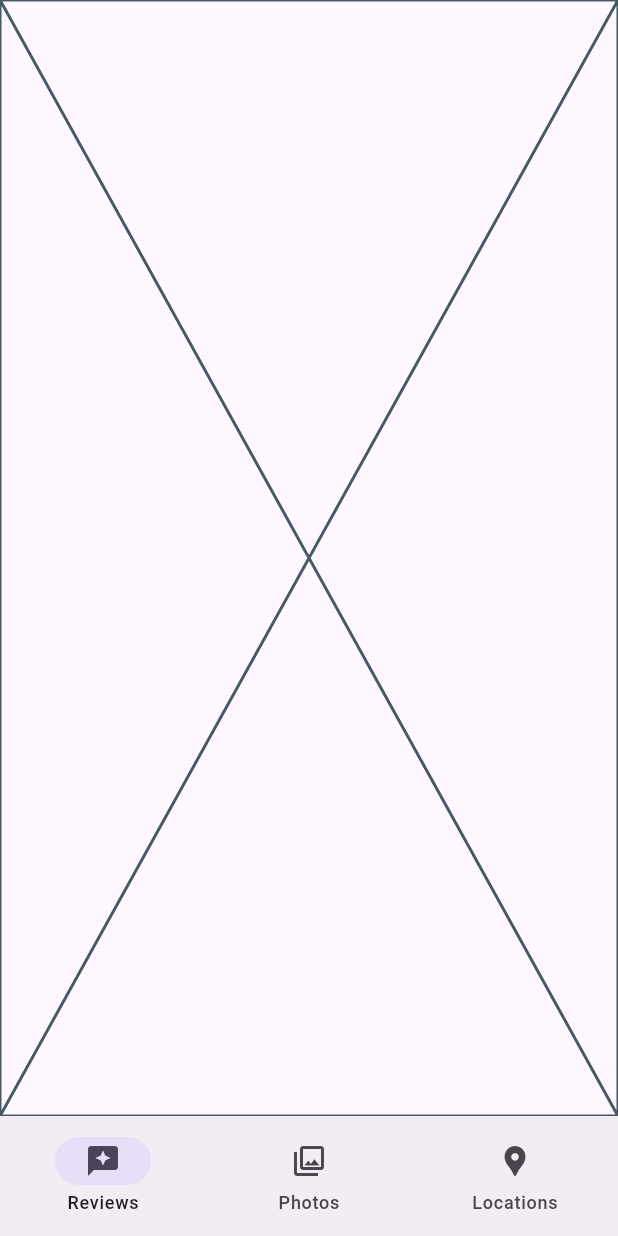
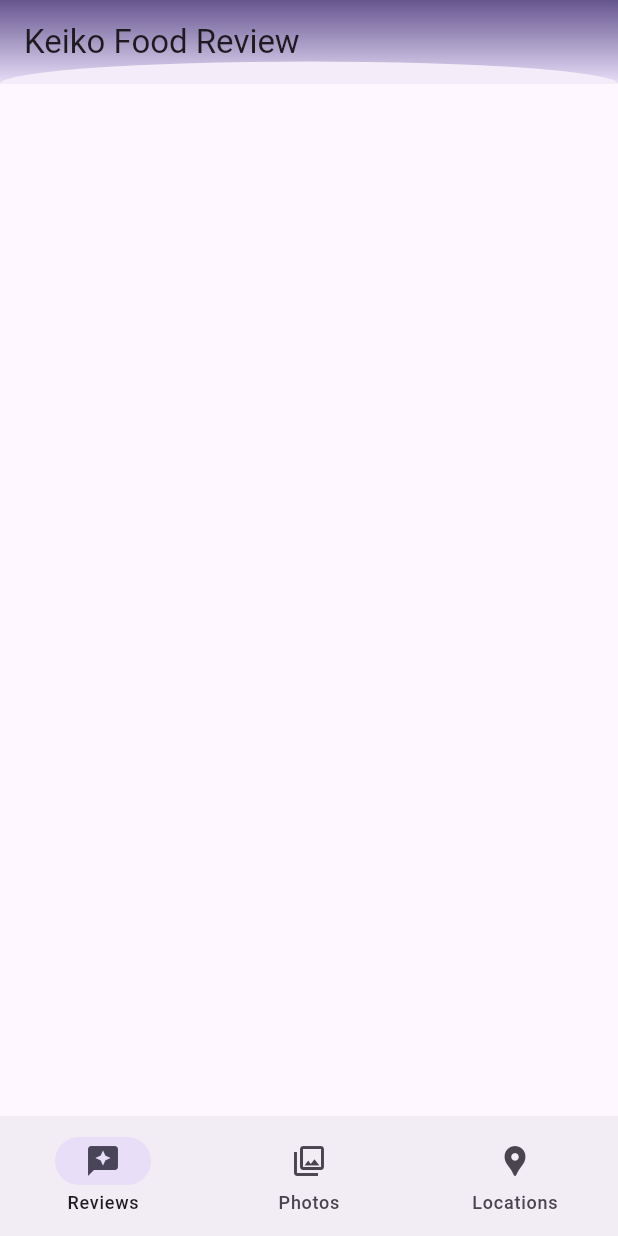
Before and after one commit to MussaJabir/keiko_food_review, a Flutter app: the screen it shows after launch, on a phone screen of 412 x 824 dp. Run offline on Flutter 3.47's test engine with Material 3 defaults, Android fonts, the phone set to English and light mode, and no system bars.

Commit message:
implemented custom clipper in review list

```diff
--- a/lib/helper/clippers.dart
+++ b/lib/helper/clippers.dart
@@ -7,7 +7,7 @@ class OvalClipperUpper extends CustomClipper<Path> {
     path.lineTo(0, size.height);
     path.arcToPoint(
       Offset(size.width, size.height),
-      radius: Radius.elliptical(size.width / 4, 4),
+      radius: Radius.elliptical(size.width / 2, 15),
     );
     path.lineTo(size.width, 0);
     return path;
--- a/lib/pages/review_list/review_list.dart
+++ b/lib/pages/review_list/review_list.dart
@@ -1,4 +1,6 @@
 import 'package:flutter/material.dart';
+
+import '../../helper/clippers.dart';
 
 class ReviewList extends StatefulWidget {
   const ReviewList({super.key});
@@ -11,6 +13,26 @@ class ReviewList extends StatefulWidget {
 class _ReviewListState extends State<ReviewList> {
   @override
   Widget build(BuildContext context) {
-    return const Placeholder();
+    return Scaffold(
+      appBar: AppBar(
+        title: const Text('Keiko Food Review'),
+        backgroundColor: Colors.transparent,
+        elevation: 2.0,
+        flexibleSpace: ClipPath(clipper: OvalClipperUpper(),
+        child: Container(
+          decoration: BoxDecoration(
+            gradient: LinearGradient(colors: [
+              Theme.of(context).colorScheme.primary,
+              Theme.of(context).colorScheme.secondaryContainer
+            ],
+            begin: Alignment.topCenter,
+                end: Alignment.bottomCenter)
+          ),
+        ),),
+      ),
+
+       extendBodyBehindAppBar: true
+    );
+
   }
 }
```
Also changed, not shown: pubspec.lock.
